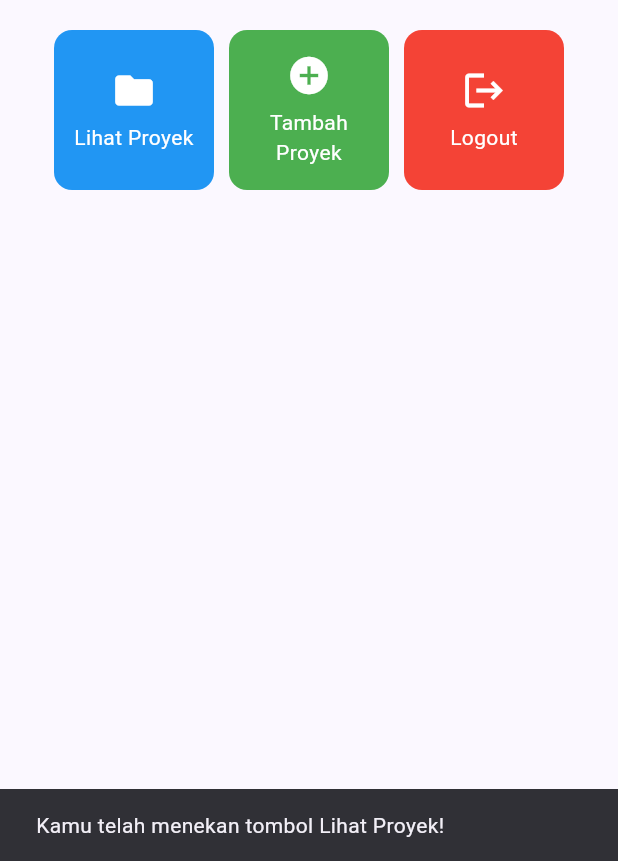
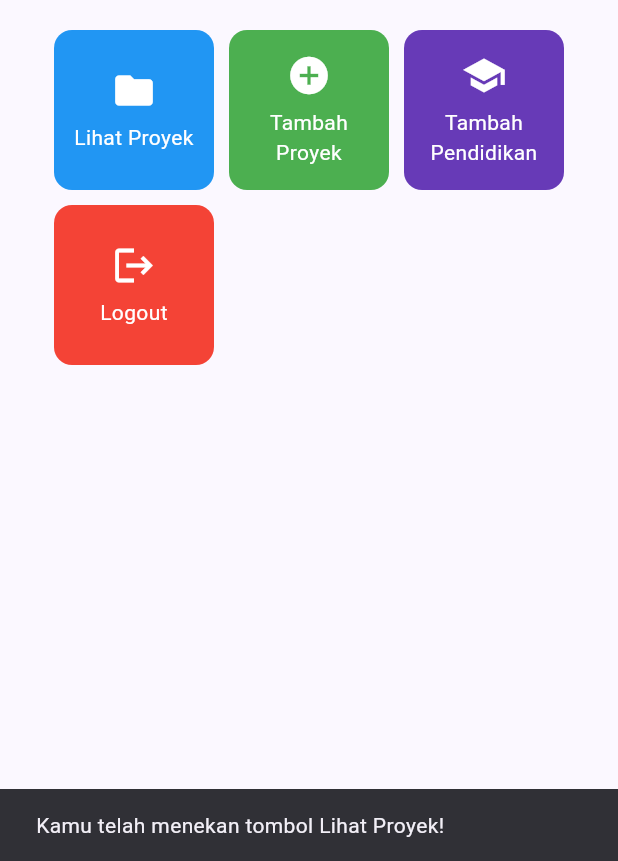
Before and after one commit to Vindicatree/my-portfolio_mobile, a Flutter app: the LeftDrawer widget shown alone on an empty page, opened directly, after a tap on "Home", after a tap on "Lihat Proyek", on a phone screen of 412 x 824 dp, the part 375-1236 px from its top. Run offline on Flutter 3.47's test engine with Material 3 defaults, Android fonts, the phone set to English and light mode, and no system bars; our stand-ins replace material_ui.

Commit message:
add education form navigation from home and drawer

```diff
--- a/lib/screens/menu.dart
+++ b/lib/screens/menu.dart
@@ -12,6 +12,7 @@ class MyHomePage extends StatelessWidget {
   final List<ItemHomepage> items = [
     ItemHomepage('Lihat Proyek', Icons.folder, Colors.blue),
     ItemHomepage('Tambah Proyek', Icons.add_circle, Colors.green),
+    ItemHomepage('Tambah Pendidikan', Icons.school, Colors.deepPurple),
     ItemHomepage('Logout', Icons.logout, Colors.red),
   ];
 
@@ -27,7 +28,8 @@ class MyHomePage extends StatelessWidget {
         iconTheme: const IconThemeData(color: Colors.white),
       ),
       drawer: const LeftDrawer(),
-      body: Padding(
+      body: SingleChildScrollView(
+        child: Padding(
           padding: const EdgeInsets.all(16),
           child: Column(
             crossAxisAlignment: CrossAxisAlignment.center,
@@ -60,18 +62,19 @@ class MyHomePage extends StatelessWidget {
                       ),
                     ),
                     GridView.count(
-                    primary: true,
                       padding: const EdgeInsets.all(20),
                       crossAxisSpacing: 10,
                       mainAxisSpacing: 10,
                       crossAxisCount: 3,
                       shrinkWrap: true,
+                      physics: const NeverScrollableScrollPhysics(),
                       children: items.map((item) => ItemCard(item)).toList(),
                     ),
                   ],
                 ),
               ),
             ],
+          ),
         ),
       ),
     );
--- a/lib/widgets/left_drawer.dart
+++ b/lib/widgets/left_drawer.dart
@@ -1,5 +1,6 @@
 import 'package:material_ui/material_ui.dart';
 import 'package:myportofolio_mobile/screens/menu.dart';
+import 'package:myportofolio_mobile/screens/education_form.dart';
 import 'package:myportofolio_mobile/screens/project_form.dart';
 
 class LeftDrawer extends StatelessWidget {
@@ -53,6 +54,18 @@ class LeftDrawer extends StatelessWidget {
               );
             },
           ),
+          ListTile(
+            leading: const Icon(Icons.school_outlined),
+            title: const Text('Add Education'),
+            onTap: () {
+              Navigator.pushReplacement(
+                context,
+                MaterialPageRoute(
+                  builder: (context) => const EducationFormPage(),
+                ),
+              );
+            },
+          ),
         ],
       ),
     );
--- a/lib/widgets/project_card.dart
+++ b/lib/widgets/project_card.dart
@@ -1,5 +1,6 @@
 import 'package:material_ui/material_ui.dart';
 import 'package:myportofolio_mobile/screens/menu.dart';
+import 'package:myportofolio_mobile/screens/education_form.dart';
 import 'package:myportofolio_mobile/screens/project_form.dart';
 
 class ItemCard extends StatelessWidget {
@@ -28,6 +29,13 @@ class ItemCard extends StatelessWidget {
               context,
               MaterialPageRoute(builder: (context) => const ProjectFormPage()),
             );
+          } else if (item.name == 'Tambah Pendidikan') {
+            Navigator.push(
+              context,
+              MaterialPageRoute(
+                builder: (context) => const EducationFormPage(),
+              ),
+            );
           }
         },
         child: Padding(
```
Lines whose indentation alone changed are shown as unchanged.
